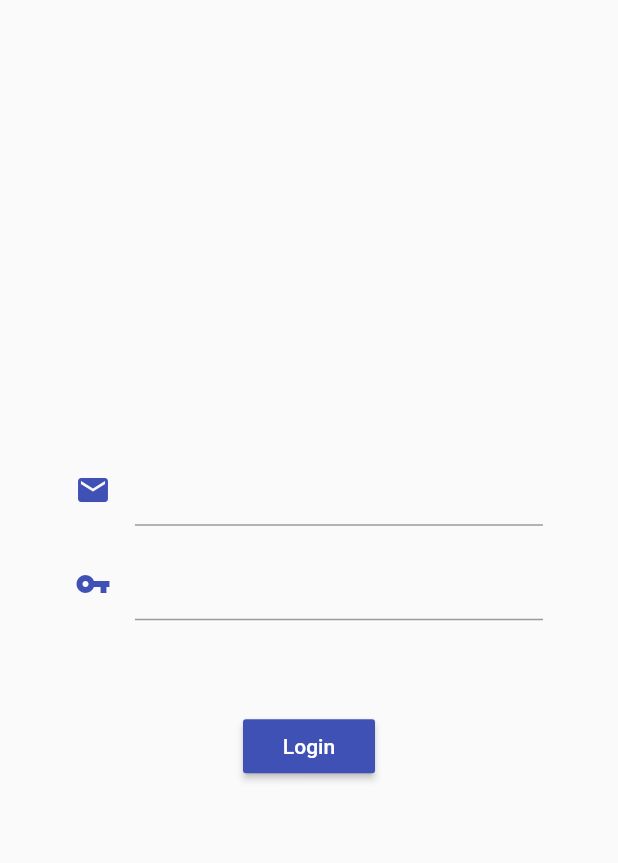
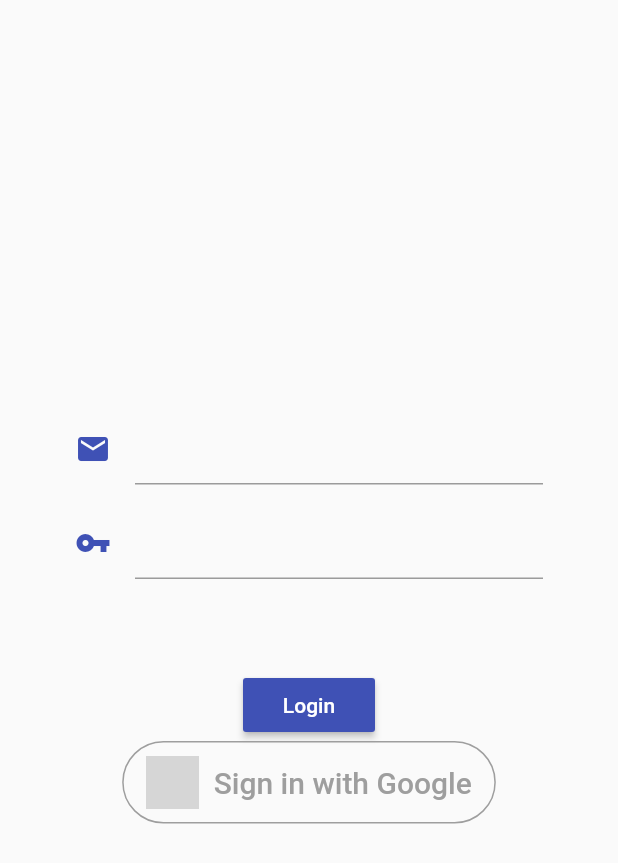
Before and after one commit to ayatmuhammed/mmsfa_flu, a Flutter app: the screen it shows after launch, on a phone screen of 412 x 824 dp. Shown: the top 863 px of the screen. Run offline on Flutter 3.47's test engine with Material 2 defaults, Android fonts, the phone set to English and light mode, and no system bars; our stand-ins replace firebase_auth, firebase_database, google_sign_in; accounts and stored records are empty; grey boxes are pictures that could not be loaded.

Commit message:
login pages

```diff
--- a/lib/loginpages/signin.dart
+++ b/lib/loginpages/signin.dart
@@ -1,7 +1,8 @@
 import 'package:flutter/material.dart';
 import 'package:firebase_auth/firebase_auth.dart';
 import 'package:mmsfa_flu/utils/usertodatabase.dart';
-//import 'package:mmsfa_flu/mainpages/ui/listview_student.dart';
+import '../mainpages/ui/home_page.dart';
+import 'DataBofLogin.dart';
 
 class  RegisterPage extends StatefulWidget {
   @override
@@ -51,6 +52,48 @@ class _RegisterPageState extends State< RegisterPage> {
                 });
               },
             ),
+            _signInButton(),
+          ],
+        ),
+      ),
+    );
+  }
+
+  Widget _signInButton() {
+    return OutlineButton(
+      splashColor: Colors.grey,
+      onPressed: () {
+        signInWithGoogle().whenComplete(() {
+          Navigator.of(context).push(
+            MaterialPageRoute(
+              builder: (context) {
+                return Homepage();
+              },
+            ),
+          );
+        });
+      },
+      shape: RoundedRectangleBorder(
+          borderRadius: BorderRadius.circular(40)),
+      highlightElevation: 0,
+      borderSide: BorderSide(color: Colors.grey),
+      child: Padding(
+        padding: const EdgeInsets.fromLTRB(0, 10, 0, 10),
+        child: Row(
+          mainAxisSize: MainAxisSize.min,
+          mainAxisAlignment: MainAxisAlignment.center,
+          children: <Widget>[
+            Image(image: AssetImage("assest\google_logo.png"), height: 35.0),
+            Padding(
+              padding: const EdgeInsets.only(left: 10),
+              child: Text(
+                'Sign in with Google',
+                style: TextStyle(
+                  fontSize: 20,
+                  color: Colors.grey,
+                ),
+              ),
+            )
           ],
         ),
       ),
--- a/pubspec.yaml
+++ b/pubspec.yaml
@@ -44,8 +44,8 @@ flutter:
   uses-material-design: true
 
   # To add assets to your application, add an assets section, like this:
-  #assets:
-  #- image\class.jpg
+assets:
+  - assest\google_logo.png
   #  - images/a_dot_ham.jpeg
 
   # An image asset can refer to one or more resolution-specific "variants", see
```
Also changed, not shown: lib/loginpages/DataBofLogin.dart (added, +31 -0 lines), assest/google_logo.png (added).
